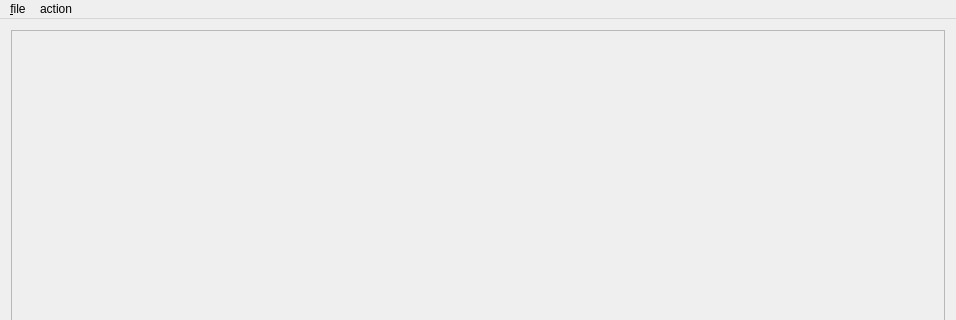
Above: mainwindow.ui from Tylones/AutoCell before the change; both pictures show x 0 to 956 and y 0 to 320 of the 956 by 633 pixel window. Below: the same form after it.
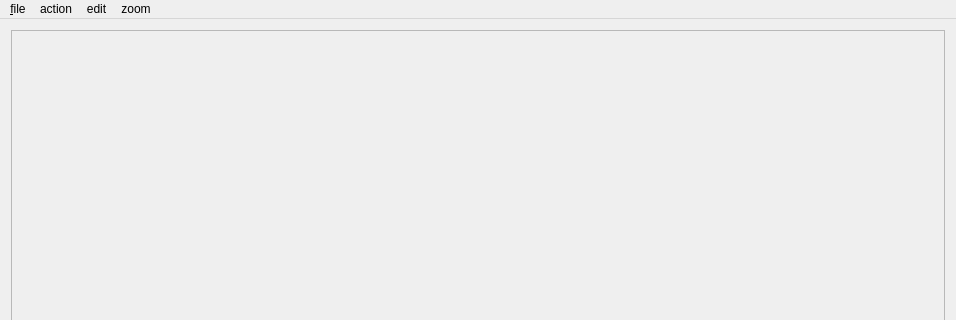
That is the form after the change. Icons and pictures are not drawn.

Commit message: amelioration du menu

The edit to the form file:
```diff
--- a/mainwindow.ui
+++ b/mainwindow.ui
@@ -56,9 +56,28 @@
     <addaction name="actionplay"/>
     <addaction name="actionpause"/>
     <addaction name="actionnext"/>
+    <addaction name="actionreinit"/>
+   </widget>
+   <widget class="QMenu" name="menuedit">
+    <property name="title">
+     <string>edit</string>
+    </property>
+    <addaction name="actionconfig"/>
+    <addaction name="actiondraw_grid"/>
+    <addaction name="actioninit"/>
+   </widget>
+   <widget class="QMenu" name="menuzoom">
+    <property name="title">
+     <string>zoom</string>
+    </property>
+    <addaction name="actionauto"/>
+    <addaction name="action_2"/>
+    <addaction name="action_3"/>
    </widget>
    <addaction name="menu_file"/>
    <addaction name="menu_play"/>
+   <addaction name="menuedit"/>
+   <addaction name="menuzoom"/>
   </widget>
   <widget class="QToolBar" name="mainToolBar">
    <property name="acceptDrops">
```
Left out of the diff: 79 changed lines with no effect on the pictures. The commit also changes 9 other files.
